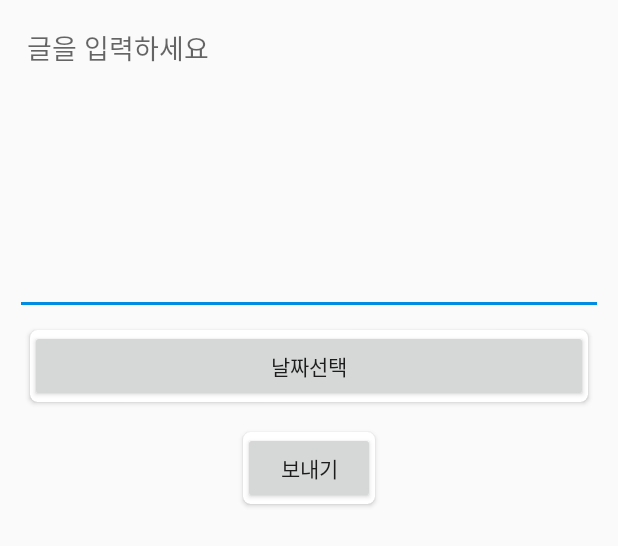
After one commit to rhfoqkq000/RideCapsule, an Android app: the layout activity_capsule.xml on its own in the app's theme, with its tools: preview values and no code run, on a phone screen of 412 x 824 dp. The commit adds this screen. Shown: the top 546 px of the screen. Run offline under Robolectric (Android 15) with nearby library versions, the phone set to English and light mode, and no system bars.

Commit message:
capsule추가

```diff
--- /dev/null
+++ b/app/src/main/res/layout/activity_capsule.xml
@@ -0,0 +1,49 @@
+<?xml version="1.0" encoding="utf-8"?>
+<ScrollView xmlns:android="http://schemas.android.com/apk/res/android"
+    xmlns:app="http://schemas.android.com/apk/res-auto"
+    android:layout_width="match_parent"
+    android:layout_height="wrap_content"
+    android:padding="10dp">
+    <LinearLayout
+
+        android:layout_width="match_parent"
+        android:layout_height="wrap_content"
+        android:orientation="vertical">
+
+        <EditText
+            android:layout_width="match_parent"
+            android:layout_height="wrap_content"
+            android:minHeight="200dp"
+            android:padding="8dp"
+            android:id="@+id/capsule_edit"
+            android:inputType="text"
+            android:hint="글을 입력하세요"
+            android:gravity="top"/>
+        <android.support.v7.widget.CardView
+            android:layout_width="match_parent"
+            android:layout_height="wrap_content"
+            android:layout_margin="10dp"
+            app:cardCornerRadius="5dp"
+            app:cardElevation="2dp">
+            <Button
+                android:layout_width="match_parent"
+                android:layout_height="wrap_content"
+                android:id="@+id/capsule_date"
+                android:text="날짜선택"/>
+        </android.support.v7.widget.CardView>
+        <android.support.v7.widget.CardView
+            android:layout_width="wrap_content"
+            android:layout_height="wrap_content"
+            android:layout_marginTop="10dp"
+            android:layout_marginBottom="10dp"
+            android:layout_gravity="center_horizontal"
+            app:cardCornerRadius="5dp"
+            app:cardElevation="2dp">
+            <Button
+                android:layout_width="wrap_content"
+                android:layout_height="wrap_content"
+                android:id="@+id/capsule_send"
+                android:text="보내기"/>
+        </android.support.v7.widget.CardView>
+    </LinearLayout>
+</ScrollView>
--- a/app/src/main/res/layout/activity_main.xml
+++ b/app/src/main/res/layout/activity_main.xml
@@ -18,8 +18,8 @@
         android:layout_width="match_parent"
         android:layout_height="60dp"
         android:layout_alignParentBottom="true"
-        app:bb_tabXmlResource="@xml/bottombar"
         android:background="#fff"
-        app:bb_inActiveTabAlpha="1.9"/>
+        app:bb_inActiveTabAlpha="1.9"
+        app:bb_tabXmlResource="@xml/bottombar" />
 
 </RelativeLayout>
--- a/app/src/main/res/values/colors.xml
+++ b/app/src/main/res/values/colors.xml
@@ -1,6 +1,6 @@
 <?xml version="1.0" encoding="utf-8"?>
 <resources>
-    <color name="colorPrimary">#3F51B5</color>
-    <color name="colorPrimaryDark">#303F9F</color>
-    <color name="colorAccent">#FF4081</color>
+    <color name="colorPrimary">#008CE1</color>
+    <color name="colorPrimaryDark">#006DBC</color>
+    <color name="colorAccent">#008CE1</color>
 </resources>
--- a/app/src/main/res/values/strings.xml
+++ b/app/src/main/res/values/strings.xml
@@ -5,4 +5,5 @@
     <string name="title_capsule">타임캡슐</string>
     <string name="title_house">숙박</string>
     <string name="title_mypage">마이페이지</string>
+    <string name="retrofit_url">http://192.168.219.148:5000</string>
 </resources>
```
Also changed, not shown: app/src/main/java/com/example/horse/travel/capsule/ActivityCapsule.java (added, +95 -0 lines), app/src/main/java/com/example/horse/travel/capsule/FragmentCapsule.java (+10 -0 lines), app/src/main/java/com/example/horse/travel/capsule/retrofit/InterfaceCapsule.java (added, +18 -0 lines), app/src/main/java/com/example/horse/travel/capsule/retrofit/MasterCapsule.java (added, +28 -0 lines), app/src/main/java/com/example/horse/travel/capsule/retrofit/ResultCapsule.java (added, +62 -0 lines), app/src/main/res/layout/fragment_capsule.xml (+11 -4 lines).
